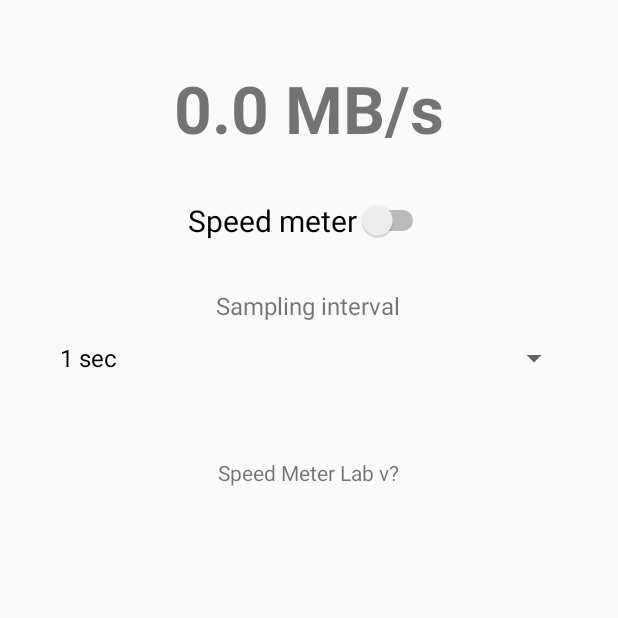
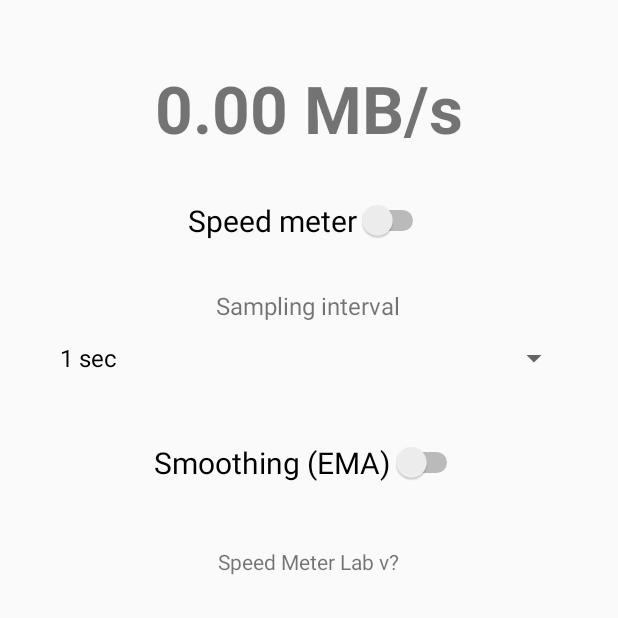
Before and after one commit to ysk-agent/speedmeter-lab, an Android app: the screen it shows after launch (MainActivity), on a phone screen of 412 x 824 dp, the top half of it. Run offline under Robolectric (Android 15) with nearby library versions, the phone set to English and light mode, and no system bars.

Commit message:
v0.2.0: EMA smoothing switch and two-decimal display
- Display format changed from X.X to X.XX MB/s (0.01 MB/s steps),
  per Moriya's decision; finer quantization means the icon string
  changes more often, accepted as the cost of the second decimal.
- New Smoothing (EMA) switch (alpha 0.4, off by default): the EMA is
  fed on every sample so toggling mid-run uses a primed value.
- SpeedSmoother is a pure class with JVM tests (15 assertions total).

```diff
--- a/app/src/main/java/dev/moriya/speedmeterlab/MainActivity.kt
+++ b/app/src/main/java/dev/moriya/speedmeterlab/MainActivity.kt
@@ -55,7 +55,7 @@ class MainActivity : Activity() {
         }
 
         speedView = TextView(this).apply {
-            text = "0.0 MB/s"
+            text = "0.00 MB/s"
             textSize = 44f
             typeface = Typeface.DEFAULT_BOLD
             gravity = Gravity.CENTER
@@ -102,6 +102,19 @@ class MainActivity : Activity() {
         }
         root.addView(spinner)
 
+        val smoothingSwitch = Switch(this).apply {
+            text = "Smoothing (EMA)"
+            textSize = 20f
+            isChecked = Prefs.isSmoothing(this@MainActivity)
+            setOnCheckedChangeListener { _, checked ->
+                Prefs.setSmoothing(this@MainActivity, checked)
+            }
+        }
+        root.addView(smoothingSwitch, LinearLayout.LayoutParams(
+            LinearLayout.LayoutParams.WRAP_CONTENT,
+            LinearLayout.LayoutParams.WRAP_CONTENT
+        ).apply { topMargin = 48 })
+
         val installedVersion = try {
             packageManager.getPackageInfo(packageName, 0).versionName ?: "?"
         } catch (e: PackageManager.NameNotFoundException) {
@@ -144,7 +157,7 @@ class MainActivity : Activity() {
             startForegroundService(intent)
         } else {
             stopService(intent)
-            speedView.text = "0.0 MB/s"
+            speedView.text = "0.00 MB/s"
         }
     }
 
--- a/app/src/main/java/dev/moriya/speedmeterlab/Prefs.kt
+++ b/app/src/main/java/dev/moriya/speedmeterlab/Prefs.kt
@@ -7,6 +7,7 @@ object Prefs {
     private const val FILE = "speedmeter"
     private const val KEY_ENABLED = "enabled"
     private const val KEY_INTERVAL_SEC = "interval_sec"
+    private const val KEY_SMOOTHING = "smoothing_ema"
 
     val INTERVALS_SEC = intArrayOf(1, 2, 3, 5, 10)
     const val DEFAULT_INTERVAL_SEC = 1
@@ -26,6 +27,15 @@ object Prefs {
         return if (v in INTERVALS_SEC) v else DEFAULT_INTERVAL_SEC
     }
 
+    fun isSmoothing(context: Context): Boolean =
+        context.getSharedPreferences(FILE, Context.MODE_PRIVATE)
+            .getBoolean(KEY_SMOOTHING, false)
+
+    fun setSmoothing(context: Context, on: Boolean) {
+        context.getSharedPreferences(FILE, Context.MODE_PRIVATE)
+            .edit().putBoolean(KEY_SMOOTHING, on).apply()
+    }
+
     fun setIntervalSec(context: Context, sec: Int) {
         require(sec in INTERVALS_SEC) { "unsupported interval: $sec" }
         context.getSharedPreferences(FILE, Context.MODE_PRIVATE)
```
Also changed, not shown: app/src/main/java/dev/moriya/speedmeterlab/SpeedFormat.kt (+8 -8 lines), app/src/main/java/dev/moriya/speedmeterlab/SpeedMeterService.kt (+11 -4 lines), app/src/main/java/dev/moriya/speedmeterlab/SpeedSmoother.kt (added, +32 -0 lines), 4 other files.
